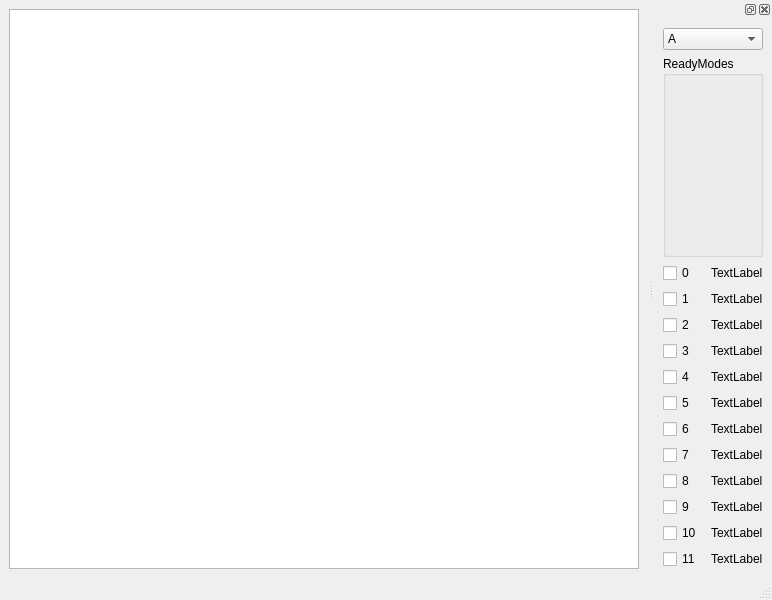
Before: the Qt Designer form MainWindow.ui in MichaelKolesnikov/MusicalModeFretboardVisualizer, drawn with Qt 5.
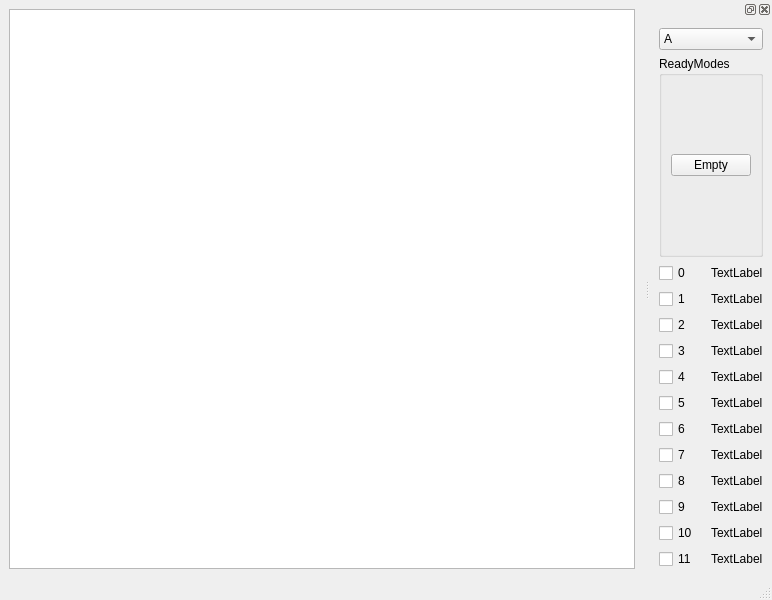
After: the same form once the commit is applied.

Diff of the .ui file:
```diff
--- a/MainWindow.ui
+++ b/MainWindow.ui
@@ -314,6 +314,15 @@
        <property name="title">
         <string>ReadyModes</string>
        </property>
+       <layout class="QGridLayout" name="gridLayout_4">
+        <item row="0" column="0">
+         <widget class="QPushButton" name="pushButton">
+          <property name="text">
+           <string>Empty</string>
+          </property>
+         </widget>
+        </item>
+       </layout>
       </widget>
      </item>
     </layout>
```
